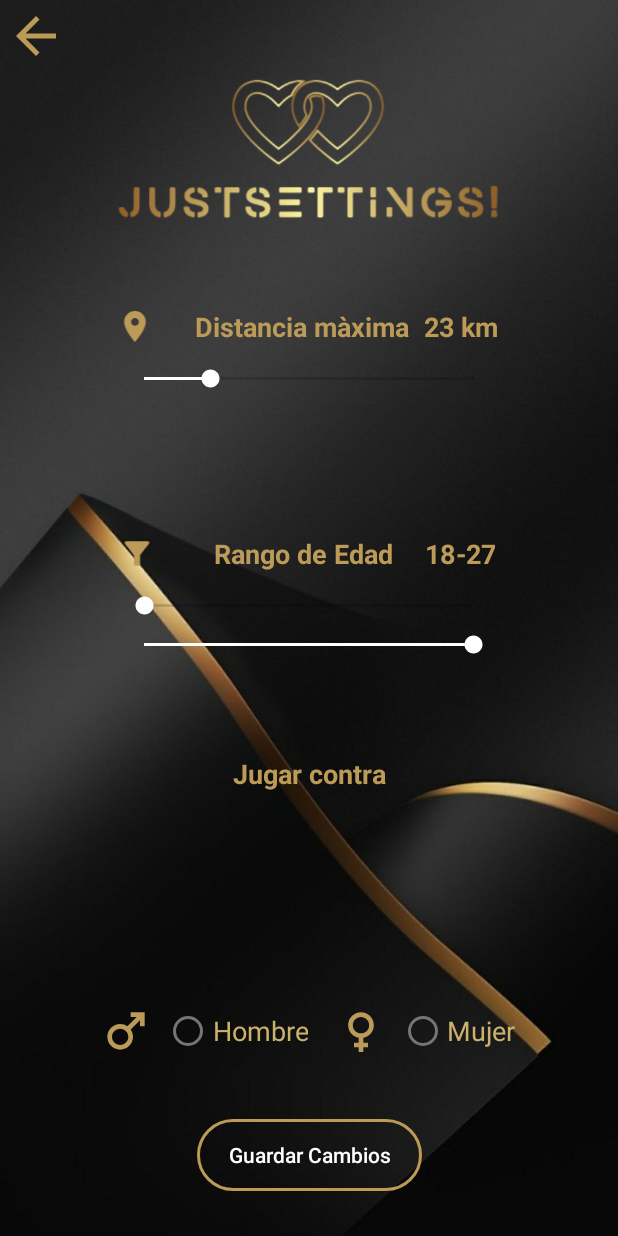
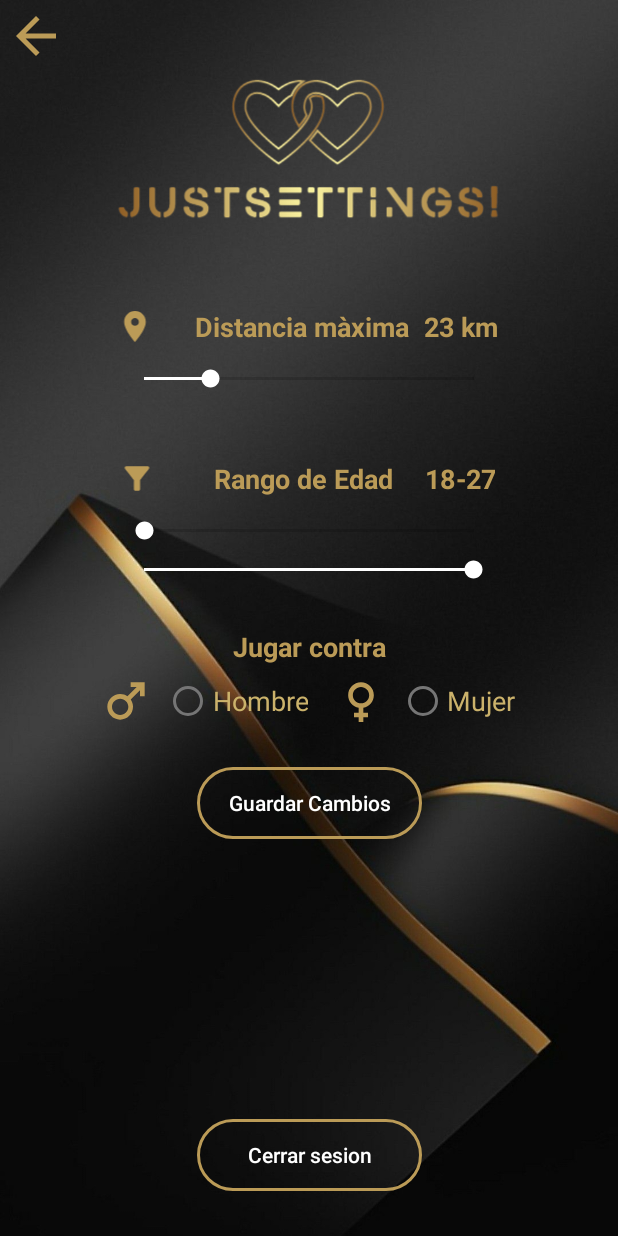
Before and after one commit to AdrianArandaCa/JustMeet, an Android app: the layout activity_settings.xml on its own in the app's theme, with its tools: preview values and no code run, on a phone screen of 412 x 824 dp. Run offline under Robolectric (Android 15) with nearby library versions, the phone set to English and light mode, and no system bars.

Commit message:
Cositas acabadas

```diff
--- a/app/src/main/java/com/example/justmeet/API/CrudApi.kt
+++ b/app/src/main/java/com/example/justmeet/API/CrudApi.kt
@@ -55,7 +55,7 @@ class CrudApi(): CoroutineScope {
     }
 
     suspend fun modifyUserFromApi(user: User): Boolean {
-        val call = getRetrofit().create(APIService::class.java).updateUser(user.idUser ?: 0, user)
+        val call = getRetrofit().create(APIService::class.java).updateUser(user.idUser!!, user)
         return call.isSuccessful
     }
 
--- a/app/src/main/java/com/example/justmeet/Activitys/GameActivity.kt
+++ b/app/src/main/java/com/example/justmeet/Activitys/GameActivity.kt
@@ -75,7 +75,7 @@ class GameActivity : AppCompatActivity(), CoroutineScope{
                             if (answer.selected == 1) {
                                 var userAns = UserAnswer(
                                     gameFromSocket.idGame!!,
-                                    userLog.idUser!!,
+                                    userLog!!.idUser!!,
                                     question.idQuestion,
                                     answer.idAnswer
                                 )
--- a/app/src/main/java/com/example/justmeet/Fragments/ComunicationFragment.kt
+++ b/app/src/main/java/com/example/justmeet/Fragments/ComunicationFragment.kt
@@ -38,7 +38,7 @@ class ComunicationFragment : Fragment(),CoroutineScope {
         runBlocking {
             val corrutina =  launch {
                 var crudApi= CrudApi()
-            listUserMatches = crudApi.getUsersMatches(userLog.idUser!!) as ArrayList<User>
+            listUserMatches = crudApi.getUsersMatches(userLog!!.idUser!!) as ArrayList<User>
             }
             corrutina.join()
         }
--- a/app/src/main/java/com/example/justmeet/Fragments/PlayFragment.kt
+++ b/app/src/main/java/com/example/justmeet/Fragments/PlayFragment.kt
@@ -34,7 +34,7 @@ var isSucces : Boolean = false
     ): View? {
         // Inflate the layout for this fragment
         binding = FragmentPlayBinding.inflate(inflater, container, false)
-        val serverUrl = "ws://172.16.24.123:45456/ws/${userLog.idUser}"
+        val serverUrl = "ws://172.16.24.123:45456/ws/${userLog!!.idUser}"
         binding.btnBuscarPartida.setOnClickListener {
             thread {
                 kotlin.run {
--- a/app/src/main/java/com/example/justmeet/Fragments/ProfileFragment.kt
+++ b/app/src/main/java/com/example/justmeet/Fragments/ProfileFragment.kt
@@ -9,6 +9,7 @@ import android.view.ViewGroup
 import android.widget.Toast
 import com.example.justmeet.Activitys.ActivityJustEditProfile
 import com.example.justmeet.Activitys.SettingsActivity
+import com.example.justmeet.Models.userLog
 import com.example.justmeet.R
 import com.example.justmeet.databinding.FragmentPlayBinding
 import com.example.justmeet.databinding.FragmentProfileBinding
@@ -28,7 +29,7 @@ class ProfileFragment : Fragment() {
     ): View? {
         // Inflate the layout for this fragment
         binding = FragmentProfileBinding.inflate(inflater,container,false)
-
+        binding.ivProfile.setImageResource(userLog!!.photo!!)
         binding.ibSettings.setOnClickListener {
             Toast.makeText(context,"has fet click al buttó de settings",Toast.LENGTH_LONG).show()
             val intento = Intent(context,SettingsActivity::class.java)
--- a/app/src/main/java/com/example/justmeet/Models/JustMeetModels.kt
+++ b/app/src/main/java/com/example/justmeet/Models/JustMeetModels.kt
@@ -90,7 +90,8 @@ data class Question(
 data class Avatar(
     var idFoto : Int,
     var resourcePhoto : Int,
-    var nomFoto : String
+    var nomFoto : String,
+    var selected: Int
 )
 
 lateinit var llistaUsers: ArrayList<User>
@@ -98,7 +99,7 @@ lateinit var llistaUsers: ArrayList<User>
 lateinit var tmf: TrustManagerFactory
 lateinit var sslContext: SSLContext
 lateinit var algorithm: String
- var userLog = User(null,null,null,null,null,null,null,null,null,null,null,null)
+ var userLog : User?= User(null,null,null,null,null,null,null,null,null,null,null,null)
 var listQuestionAux: ArrayList<Question> = arrayListOf()
 lateinit var gameFromSocket : Game
  var gameFinishFromSocket = Game(null,null,null,null)
--- a/app/src/main/res/layout/activity_settings.xml
+++ b/app/src/main/res/layout/activity_settings.xml
@@ -11,11 +11,12 @@
         android:id="@+id/backButtonSettings"
         android:layout_width="48dp"
         android:layout_height="48dp"
+        android:background="@android:color/transparent"
         android:contentDescription="@string/imagesetting"
-        android:background="@android:color/transparent"
         android:src="@drawable/back_arrow"
         app:layout_constraintStart_toStartOf="parent"
         app:layout_constraintTop_toTopOf="parent" />
+
     <ImageView
         android:id="@+id/ivJustSettings"
         android:layout_width="match_parent"
@@ -52,50 +53,51 @@
             android:layout_height="wrap_content"
             android:layout_marginEnd="10dp"
             android:backgroundTint="@color/dark_gold"
+            android:inputType="text"
             android:text="Distancia màxima"
-            android:inputType="text"
-            android:textStyle="bold"
             android:textAlignment="center"
             android:textColor="@color/dark_gold"
             android:textColorHint="@color/dark_gold"
-            android:textSize="18sp" />
+            android:textSize="18sp"
+            android:textStyle="bold" />
+
         <TextView
             android:id="@+id/tvKM"
             android:layout_width="wrap_content"
             android:layout_height="wrap_content"
             android:layout_marginEnd="10dp"
             android:backgroundTint="@color/dark_gold"
+            android:inputType="text"
             android:text="23 km"
-            android:inputType="text"
-            android:textStyle="bold"
             android:textAlignment="center"
             android:textColor="@color/dark_gold"
             android:textColorHint="@color/dark_gold"
-            android:textSize="18sp" />
+            android:textSize="18sp"
+            android:textStyle="bold" />
     </LinearLayout>
 
     <SeekBar
         android:id="@+id/seekbarDistancia"
         android:layout_width="match_parent"
         android:layout_height="wrap_content"
+        android:layout_marginStart="80dp"
+        android:layout_marginTop="8dp"
+        android:layout_marginEnd="80dp"
         android:max="99"
         android:progress="20"
-        android:layout_marginEnd="80dp"
-        android:layout_marginStart="80dp"
-        android:layout_marginTop="8dp"
         android:progressTint="@color/white"
         android:thumbTint="@color/white"
+        app:layout_constraintEnd_toEndOf="parent"
         app:layout_constraintStart_toStartOf="parent"
-        app:layout_constraintTop_toBottomOf="@id/linearLocation"
-        app:layout_constraintEnd_toEndOf="parent"
-        />
+        app:layout_constraintTop_toBottomOf="@id/linearLocation" />
+
     <LinearLayout
         android:id="@+id/linearRangoEdad"
         android:layout_width="match_parent"
         android:layout_height="wrap_content"
+        android:layout_marginTop="40dp"
         android:gravity="center"
         android:orientation="horizontal"
-        android:layout_marginTop="90dp"
         app:layout_constraintEnd_toEndOf="parent"
         app:layout_constraintStart_toStartOf="parent"
         app:layout_constraintTop_toBottomOf="@id/seekbarDistancia">
@@ -115,84 +117,86 @@
             android:layout_height="wrap_content"
             android:layout_marginEnd="10dp"
             android:backgroundTint="@color/dark_gold"
+            android:inputType="text"
             android:text="Rango de Edad"
-            android:inputType="text"
-            android:textStyle="bold"
             android:textAlignment="center"
             android:textColor="@color/dark_gold"
             android:textColorHint="@color/dark_gold"
-            android:textSize="18sp" />
+            android:textSize="18sp"
+            android:textStyle="bold" />
+
         <TextView
             android:id="@+id/tvEdadMinMax"
             android:layout_width="wrap_content"
             android:layout_height="wrap_content"
             android:layout_marginEnd="10dp"
             android:backgroundTint="@color/dark_gold"
+            android:inputType="text"
             android:text="18-27"
-            android:inputType="text"
-            android:textStyle="bold"
             android:textAlignment="center"
             android:textColor="@color/dark_gold"
             android:textColorHint="@color/dark_gold"
-            android:textSize="18sp" />
+            android:textSize="18sp"
+            android:textStyle="bold" />
     </LinearLayout>
+
     <SeekBar
         android:id="@+id/seekBarMin"
         android:layout_width="match_parent"
         android:layout_height="wrap_content"
+        android:layout_marginStart="80dp"
+        android:layout_marginTop="8dp"
+        android:layout_marginEnd="80dp"
         android:max="99"
         android:min="18"
         android:progress="18"
-        android:layout_marginEnd="80dp"
-        android:layout_marginStart="80dp"
-        android:layout_marginTop="8dp"
         android:progressTint="@color/white"
         android:thumbTint="@color/white"
+        app:layout_constraintEnd_toEndOf="parent"
         app:layout_constraintStart_toStartOf="parent"
         app:layout_constraintTop_toBottomOf="@id/linearRangoEdad"
-        app:layout_constraintEnd_toEndOf="parent"
 
         />
+
     <SeekBar
         android:id="@+id/seekBarMax"
         android:layout_width="match_parent"
         android:layout_height="wrap_content"
+        android:layout_marginStart="80dp"
+        android:layout_marginTop="8dp"
+        android:layout_marginEnd="80dp"
         android:max="100"
         android:min="19"
         android:progress="100"
-        android:layout_marginEnd="80dp"
-        android:layout_marginStart="80dp"
-        android:layout_marginTop="8dp"
-        app:layout_constraintStart_toStartOf="parent"
-        app:layout_constraintTop_toBottomOf="@id/seekBarMin"
-        app:layout_constraintEnd_toEndOf="parent"
         android:progressTint="@color/white"
         android:thumbTint="@color/white"
-        />
+        app:layout_constraintEnd_toEndOf="parent"
+        app:layout_constraintStart_toStartOf="parent"
+        app:layout_constraintTop_toBottomOf="@id/seekBarMin" />
+
     <TextView
+        android:id="@+id/tvJugarvs"
         android:layout_width="match_parent"
         android:layout_height="wrap_content"
-        android:id="@+id/tvJugarvs"
+        android:layout_marginTop="30dp"
+        android:text="Jugar contra"
+        android:textAlignment="center"
+        android:textColor="@color/dark_gold"
+        android:textSize="18sp"
+        android:textStyle="bold"
+        app:layout_constraintEnd_toEndOf="parent"
         app:layout_constraintStart_toStartOf="parent"
-        app:layout_constraintEnd_toEndOf="parent"
         app:layout_constraintTop_toBottomOf="@id/seekBarMax"
-        android:text="Jugar contra"
-        android:textColor="@color/dark_gold"
-        android:textAlignment="center"
-        android:textStyle="bold"
-        android:textSize="18sp"
-        android:layout_marginTop="30dp"
-        app:layout_constraintBottom_toTopOf="@id/linearGenre"
+
         />
 
     <LinearLayout
         android:id="@+id/linearGenre"
         android:layout_width="match_parent"
         android:layout_height="wrap_content"
-        android:layout_marginTop="100dp"
+
         android:gravity="center"
         android:orientation="horizontal"
-        app:layout_constraintBottom_toTopOf="@+id/btnGuardarCambios"
         app:layout_constraintEnd_toEndOf="parent"
         app:layout_constraintStart_toStartOf="parent"
         app:layout_constraintTop_toBottomOf="@id/tvJugarvs">
@@ -242,15 +246,29 @@
         android:id="@+id/btnGuardarCambios"
         android:layout_width="150dp"
         android:layout_height="wrap_content"
+        android:layout_marginTop="20dp"
         android:layout_marginBottom="30dp"
         android:background="@drawable/border_button"
         android:text="Guardar Cambios"
         android:textAllCaps="false"
         android:textColor="@color/white"
-        app:layout_constraintBottom_toBottomOf="parent"
         app:layout_constraintEnd_toEndOf="parent"
         app:layout_constraintStart_toStartOf="parent"
- />
+        app:layout_constraintTop_toBottomOf="@id/linearGenre" />
+    <androidx.appcompat.widget.AppCompatButton
+        android:id="@+id/btnCerrarSesion"
+        android:layout_width="150dp"
+        android:layout_height="wrap_content"
+        android:layout_marginTop="20dp"
+        android:layout_marginBottom="30dp"
+        android:background="@drawable/border_button"
+        android:text="Cerrar sesion"
+        android:textAllCaps="false"
+        android:textColor="@color/white"
+        app:layout_constraintEnd_toEndOf="parent"
+        app:layout_constraintStart_toStartOf="parent"
+        app:layout_constraintBottom_toBottomOf="parent"
+         />
 
 
 </androidx.constraintlayout.widget.ConstraintLayout>
```
Also changed, not shown: app/src/main/java/com/example/justmeet/Activitys/ActivitySelectAvatar.kt (+50 -9 lines), app/src/main/java/com/example/justmeet/Activitys/LoginActivity.kt (+8 -3 lines), app/src/main/java/com/example/justmeet/Activitys/SettingsActivity.kt (+22 -1 lines), app/src/main/java/com/example/justmeet/Adapters/AdapterAvatar.kt (+23 -1 lines), app/src/main/java/com/example/justmeet/Adapters/AdapterMatches.kt (+7 -3 lines), app/src/main/res/layout/cardviews_avataresselected.xml (added, +34 -0 lines).
